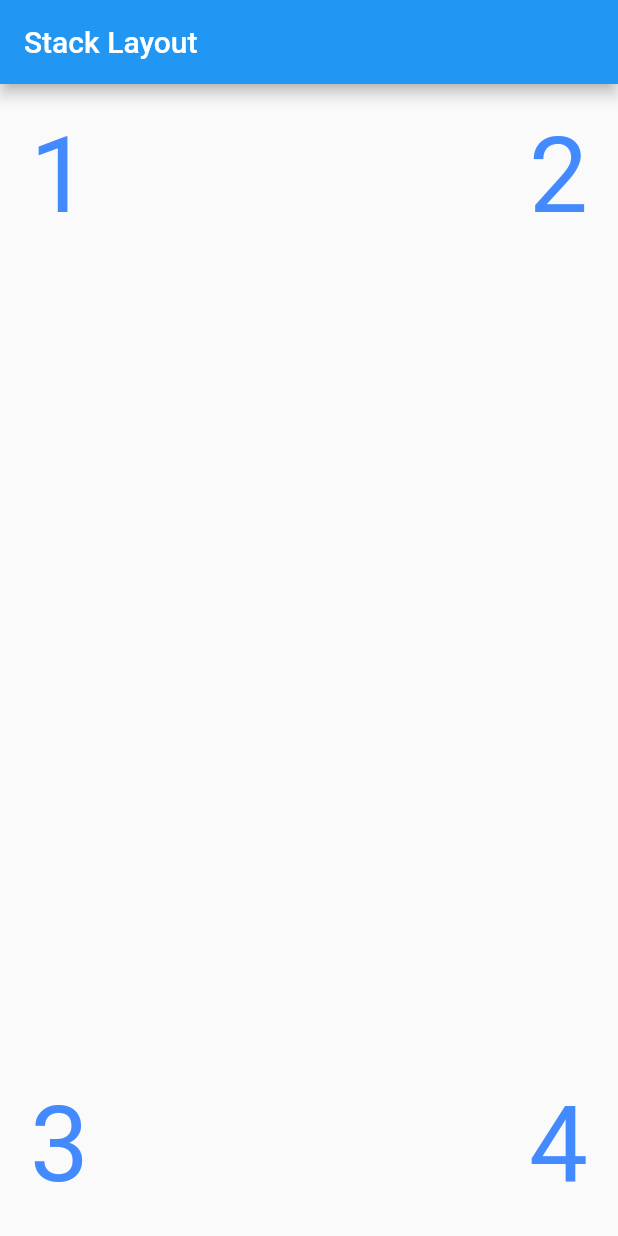
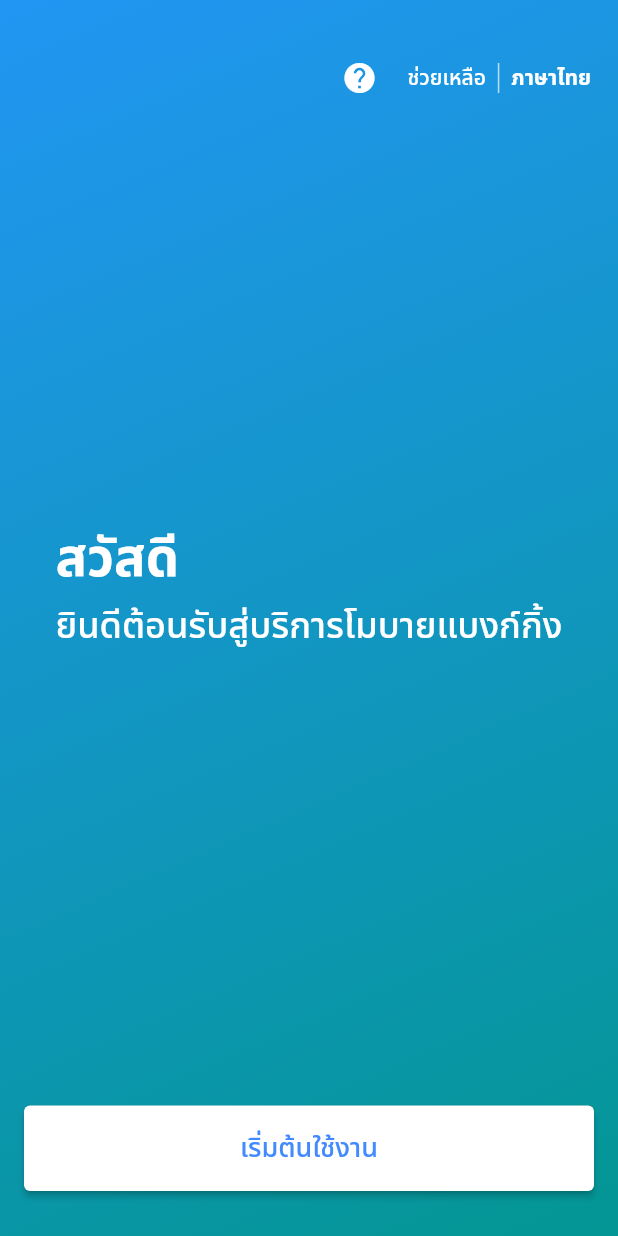
Before and after one commit to AeZa123/flutter_layout_basic, a Flutter app: the screen it shows after launch, on a phone screen of 412 x 824 dp. Run offline on Flutter 3.47's test engine with Material 2 defaults, Android fonts, the phone set to English and light mode, and no system bars.

Commit message:
update code

```diff
--- a/lib/main.dart
+++ b/lib/main.dart
@@ -1,10 +1,15 @@
 import 'package:flutter/material.dart';
+import 'package:flutter/services.dart';
 import 'package:flutter_layout/container_layout.dart';
 import 'package:flutter_layout/rowAndColumn_layout.dart';
 import 'package:flutter_layout/row_layout.dart';
+import 'package:flutter_layout/sizedBox_layout.dart';
 import 'package:flutter_layout/stack_layout.dart';
+import 'package:flutter_layout/wellcomePage.dart';
+import 'align_layout.dart';
 import 'center_layout.dart';
 import 'column_layout.dart';
+import 'expanded_layout.dart';
 
 
 void main() {
@@ -18,9 +23,14 @@ class MyApp extends StatelessWidget {
 
   @override
   Widget build(BuildContext context) {
+      // กำหนดให้จอเป็นแนวตั้งตลอด
+  SystemChrome.setPreferredOrientations([
+    DeviceOrientation.portraitUp
+  ]);
     return MaterialApp(
       debugShowCheckedModeBanner: false,
       theme: ThemeData(
+        fontFamily: 'NotoSans',
         primarySwatch: Colors.blue,
       ),
       // home: CenterWidgetPage(),
@@ -28,7 +38,11 @@ class MyApp extends StatelessWidget {
       // home: RowLayout(),
       // home: ColumnLayout(),
       // home: RowAndColumnLayout(),
-      home: StackLayout(),
+      // home: StackLayout(),
+      // home: ExpandedLayout(),
+      // home: SizedBoxLayout(),
+      // home: AlignLayout(),
+      home: WellcomePage(),
     );
   }
 }
--- /dev/null
+++ b/lib/wellcomePage.dart
@@ -0,0 +1,142 @@
+// ignore_for_file: deprecated_member_use
+
+import 'package:flutter/material.dart';
+
+
+class WellcomePage extends StatefulWidget {
+  const WellcomePage({super.key});
+
+  @override
+  State<WellcomePage> createState() => _WellcomePageState();
+}
+
+class _WellcomePageState extends State<WellcomePage> {
+  @override
+  Widget build(BuildContext context) {
+    return Scaffold(
+      body: Container(
+        decoration: const BoxDecoration(
+          gradient: LinearGradient(
+            begin: Alignment.topLeft,
+            end: Alignment(1, 1.3),
+            colors: [Colors.blue, Colors.teal],
+            tileMode: TileMode.repeated
+          ),
+        ),
+        child: Column(
+          mainAxisAlignment: MainAxisAlignment.spaceBetween,
+          children: [
+            _txtHeader(),
+            _txtWellcome(),
+            _txtbutton(),
+
+
+          ],
+        ),
+      ),
+    );
+  }
+
+
+  Widget _txtHeader(){
+    return Column(
+      children: [
+        Padding(
+          padding: const EdgeInsets.only(top: 28.0,right: 10.0),
+          child: Row(
+            mainAxisAlignment: MainAxisAlignment.end,
+            children: [
+              IconButton(
+                icon: Icon(Icons.help, color: Colors.white,),
+                onPressed: (){},
+
+              ),
+              TextButton(
+                onPressed: (){},
+                child: const Text('ช่วยเหลือ'),
+                style: TextButton.styleFrom(
+                  // ignore: deprecated_member_use
+                  primary: Colors.white,
+                  backgroundColor: Colors.transparent,
+                ).copyWith(
+                    overlayColor: MaterialStateProperty.all(Colors.transparent)
+                ),
+              ),
+
+              Container(
+                width: 1.0,
+                height: 20.0,
+                color: Colors.white70,
+              ),
+
+
+              TextButton(
+                onPressed: (){},
+                child: const Text('ภาษาไทย', style: TextStyle(fontWeight: FontWeight.bold),),
+                style: TextButton.styleFrom(
+                  // ignore: deprecated_member_use
+                  primary: Colors.white,
+                  backgroundColor: Colors.transparent,
+                ).copyWith(
+                    overlayColor: MaterialStateProperty.all(Colors.transparent)
+                ),
+              ),
+
+            ],
+          ),
+        )
+      ],
+    );
+  }
+
+
+
+  Widget _txtWellcome(){
+    return const Column(
+      // mainAxisAlignment: MainAxisAlignment.start,
+      crossAxisAlignment: CrossAxisAlignment.start,
+      children: [
+        Text('สวัสดี', style: TextStyle(
+          fontWeight: FontWeight.bold,
+          fontSize: 35.0,
+          color: Colors.white),
+        ),
+        Text('ยินดีต้อนรับสู่บริการโมบายแบงก์กิ้ง', style: TextStyle(
+          // fontWeight: FontWeight.bold,
+          fontSize: 24.0,
+          color: Colors.white),
+        ),
+      ],
+    );
+  }
+
+
+  Widget _txtbutton(){
+    return Padding(
+      padding: const EdgeInsets.symmetric(horizontal: 16.0, vertical: 30.0),
+      child: SizedBox(
+        width: double.infinity,
+        child: ElevatedButton(
+          onPressed: (){},
+          child: Padding(
+            padding: EdgeInsets.all(15.0),
+            child: Text('เริ่มต้นใช้งาน', style: TextStyle(color: Colors.blueAccent, fontSize: 18.0),),
+          ),
+          style: ElevatedButton.styleFrom(
+            onPrimary: Colors.black12,
+            primary: Colors.white,
+          ),
+          ),
+      ),
+    );
+
+  }
+
+
+
+
+
+
+
+
+}
```
Also changed, not shown: lib/align_layout.dart (added, +32 -0 lines), lib/expanded_layout.dart (added, +39 -0 lines), lib/sizedBox_layout.dart (added, +31 -0 lines), pubspec.yaml (+9 -6 lines), fonts/NotoSansThai-Bold.ttf (added), fonts/NotoSansThai-Medium.ttf (added), fonts/NotoSansThai-Thin.ttf (added).
